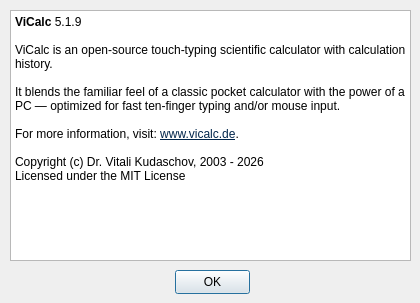
This is vicalc/ui/about_dialog.ui in Kudaschov/ViCalc as Qt 5 draws it before an edit. The edited form follows.
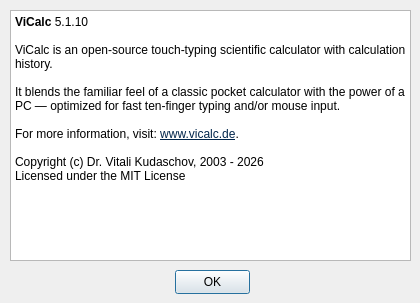
This is the edited form.

Commit message: feat: map Numpad Enter to enforce_calc_last_operation

```diff
--- a/vicalc/ui/about_dialog.ui
+++ b/vicalc/ui/about_dialog.ui
@@ -43,7 +43,7 @@
 li.unchecked::marker { content: &quot;\2610&quot;; }
 li.checked::marker { content: &quot;\2612&quot;; }
 &lt;/style&gt;&lt;/head&gt;&lt;body style=&quot; font-family:'Segoe UI'; font-size:9pt; font-weight:400; font-style:normal;&quot;&gt;
-&lt;p style=&quot; margin-top:0px; margin-bottom:0px; margin-left:0px; margin-right:0px; -qt-block-indent:0; text-indent:0px;&quot;&gt;&lt;span style=&quot; font-weight:700;&quot;&gt;ViCalc &lt;/span&gt;5.1.9&lt;/p&gt;
+&lt;p style=&quot; margin-top:0px; margin-bottom:0px; margin-left:0px; margin-right:0px; -qt-block-indent:0; text-indent:0px;&quot;&gt;&lt;span style=&quot; font-weight:700;&quot;&gt;ViCalc &lt;/span&gt;5.1.10&lt;/p&gt;
 &lt;p style=&quot;-qt-paragraph-type:empty; margin-top:0px; margin-bottom:0px; margin-left:0px; margin-right:0px; -qt-block-indent:0; text-indent:0px;&quot;&gt;&lt;br /&gt;&lt;/p&gt;
 &lt;p style=&quot; margin-top:0px; margin-bottom:0px; margin-left:0px; margin-right:0px; -qt-block-indent:0; text-indent:0px;&quot;&gt;ViCalc is an open-source touch-typing scientific calculator with calculation history.&lt;/p&gt;
 &lt;p style=&quot;-qt-paragraph-type:empty; margin-top:0px; margin-bottom:0px; margin-left:0px; margin-right:0px; -qt-block-indent:0; text-indent:0px;&quot;&gt;&lt;br /&gt;&lt;/p&gt;
```
The commit also changes 3 other files.
